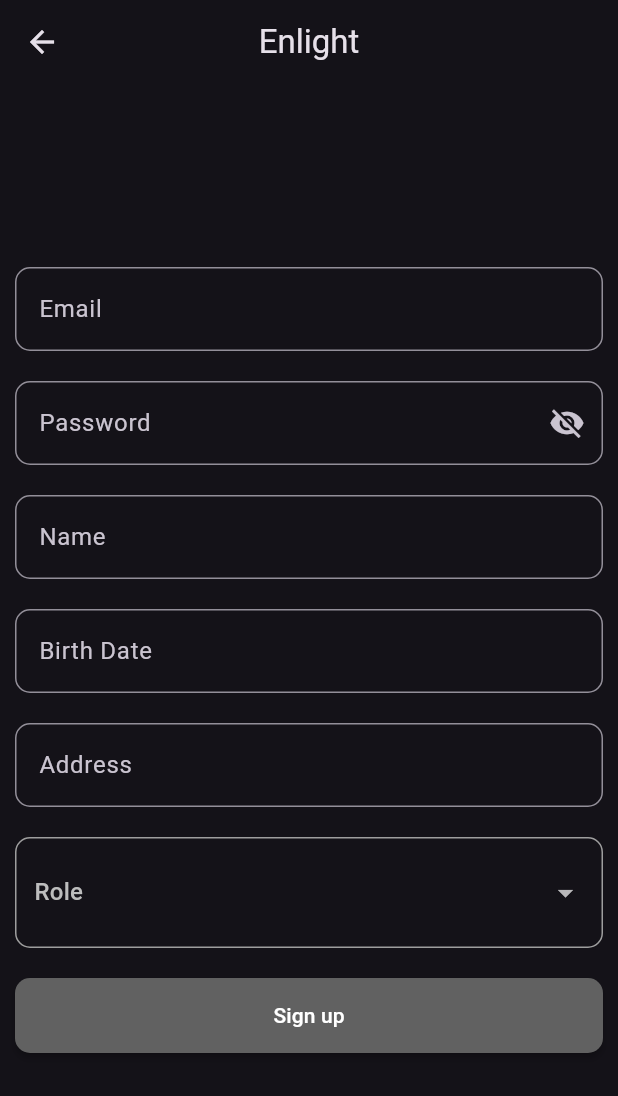
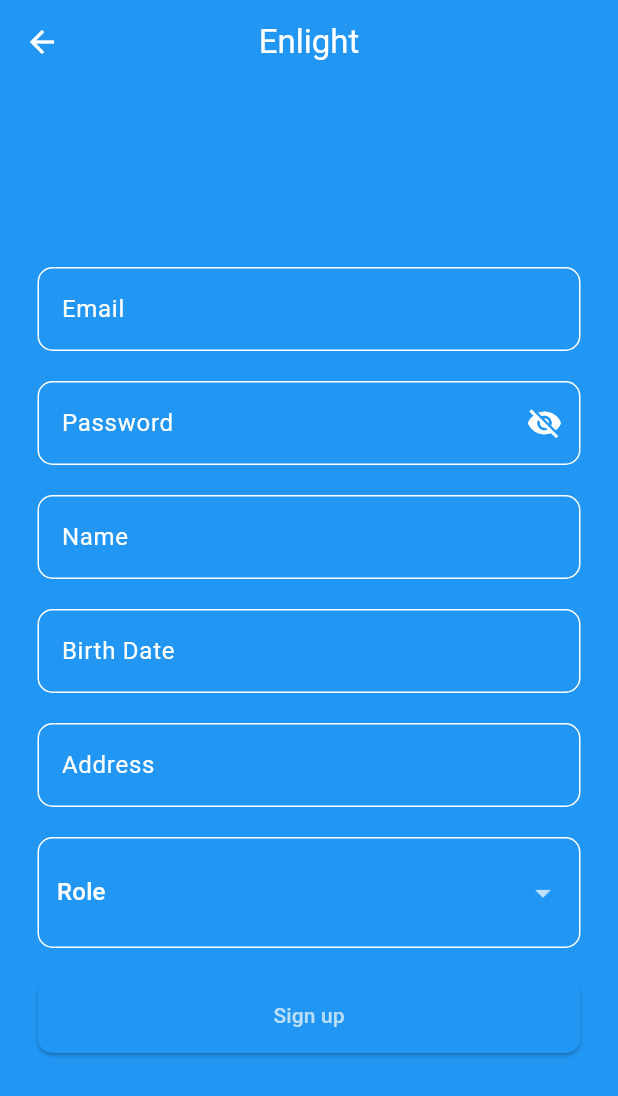
Before and after one commit to pedroramirezneira/enlightfrontend, a Flutter app: the screen it shows after launch, after a tap on "Sign in", after a tap on "Don't have an account? Sign up.", on a phone screen of 412 x 824 dp. Shown: the top 1096 px of the screen. Run offline on Flutter 3.47's test engine with Material 3 defaults, Android fonts, the phone set to English and light mode, and no system bars; network calls fail.

Commit message:
Blue theme implementation

```diff
--- a/lib/components/enlight_app_bar.dart
+++ b/lib/components/enlight_app_bar.dart
@@ -5,10 +5,7 @@ class EnlightAppBar extends StatelessWidget implements PreferredSizeWidget {
 
   @override
   Widget build(BuildContext context) {
-    return AppBar(
-      title: const Text("Enlight"),
-      centerTitle: true,
-    );
+    return AppBar(title: const Text("Enlight"));
   }
 
   @override
--- a/lib/components/enlight_dropdown_button.dart
+++ b/lib/components/enlight_dropdown_button.dart
@@ -16,9 +16,6 @@ class EnlightDropdownButton extends StatelessWidget {
 
   @override
   Widget build(BuildContext context) {
-    final textStyle = TextStyle(
-      color: Colors.grey.shade400,
-    );
     return Padding(
       padding: const EdgeInsets.all(10),
       child: Container(
@@ -26,7 +23,7 @@ class EnlightDropdownButton extends StatelessWidget {
         decoration: BoxDecoration(
           shape: BoxShape.rectangle,
           border: Border.all(
-            color: Colors.grey,
+            color: Colors.white,
           ),
           borderRadius: BorderRadius.circular(10),
         ),
@@ -39,17 +36,11 @@ class EnlightDropdownButton extends StatelessWidget {
             (index) => index == 0
                 ? DropdownMenuItem(
                     value: text,
-                    child: Text(
-                      text,
-                      style: textStyle,
-                    ),
+                    child: Text(text),
                   )
                 : DropdownMenuItem(
                     value: items[index - 1],
-                    child: Text(
-                      items[index - 1],
-                      style: textStyle,
-                    ),
+                    child: Text(items[index - 1]),
                   ),
           ),
           onChanged: onChanged,
--- a/lib/components/enlight_form_submission_button.dart
+++ b/lib/components/enlight_form_submission_button.dart
@@ -16,26 +16,13 @@ class EnlightFormSubmissionButton extends StatelessWidget {
   Widget build(BuildContext context) {
     return Padding(
       padding: const EdgeInsets.all(10),
-      child: MaterialButton(
+      child: ElevatedButton(
         onPressed: () {
           if (formKey.currentState!.validate()) {
             onPressed!();
           }
         },
-        minWidth: double.infinity,
-        height: 50,
-        shape: const RoundedRectangleBorder(
-          borderRadius: BorderRadius.all(
-            Radius.circular(10),
-          ),
-        ),
-        color: Colors.grey.shade700,
-        child: Text(
-          text,
-          style: const TextStyle(
-            color: Colors.white,
-          ),
-        ),
+        child: Text(text),
       ),
     );
   }
--- a/lib/main.dart
+++ b/lib/main.dart
@@ -12,8 +12,42 @@ class MyApp extends StatelessWidget {
   @override
   Widget build(BuildContext context) {
     return MaterialApp(
-      title: 'Flutter Demo',
-      theme: ThemeData.dark(),
+      title: 'Enlight',
+      theme: ThemeData(
+        appBarTheme: const AppBarTheme(
+          backgroundColor: Colors.blue,
+          centerTitle: true,
+          titleTextStyle: TextStyle(
+            color: Colors.white,
+            fontSize: 22,
+          ),
+        ),
+        colorScheme: ColorScheme(
+          brightness: Brightness.dark,
+          primary: Colors.blue.shade100,
+          onPrimary: Colors.white,
+          secondary: Colors.blueAccent.shade100,
+          onSecondary: Colors.white,
+          error: Colors.red,
+          onError: Colors.white,
+          background: Colors.blue.shade900,
+          onBackground: Colors.white,
+          surface: Colors.blue,
+          onSurface: Colors.white,
+        ),
+        elevatedButtonTheme: const ElevatedButtonThemeData(
+          style: ButtonStyle(
+            fixedSize: MaterialStatePropertyAll(
+              Size(double.maxFinite, 50),
+            ),
+            shape: MaterialStatePropertyAll(
+              RoundedRectangleBorder(
+                  borderRadius: BorderRadius.all(Radius.circular(10))),
+            ),
+            backgroundColor: MaterialStatePropertyAll(Colors.blue),
+          ),
+        ),
+      ),
       home: const SignIn(),
     );
   }
--- a/lib/pages/sign_in.dart
+++ b/lib/pages/sign_in.dart
@@ -39,6 +39,7 @@ class _SignInState extends State<SignIn> {
             children: <Widget>[
               Center(
                 child: SingleChildScrollView(
+                  padding: const EdgeInsets.all(15),
                   child: Form(
                     key: formKey,
                     child: Column(
--- a/lib/pages/sign_up.dart
+++ b/lib/pages/sign_up.dart
@@ -47,6 +47,7 @@ class _SignUpState extends State<SignUp> {
             children: <Widget>[
               Center(
                 child: SingleChildScrollView(
+                  padding: const EdgeInsets.all(15),
                   child: Form(
                     key: formKey,
                     child: Column(
```
